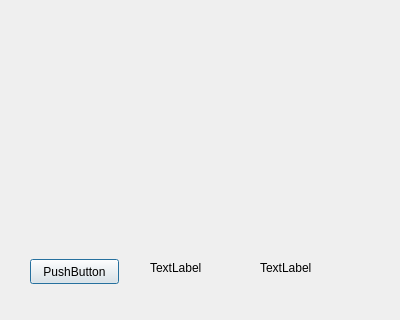
wojtek726/challange, file Analog_Clock_41_Qt/Analog_Clock/dialog.ui: the form before one commit; both pictures show x 0 to 400 and y 251 to 571 of the 400 by 571 pixel window.
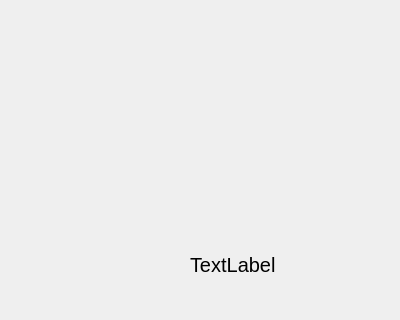
The form after the commit.

```diff
--- a/Analog_Clock_41_Qt/Analog_Clock/dialog.ui
+++ b/Analog_Clock_41_Qt/Analog_Clock/dialog.ui
@@ -13,41 +13,20 @@
   <property name="windowTitle">
    <string>Analog Clock</string>
   </property>
-  <widget class="QPushButton" name="pushButton">
-   <property name="geometry">
-    <rect>
-     <x>30</x>
-     <y>510</y>
-     <width>89</width>
-     <height>25</height>
-    </rect>
-   </property>
-   <property name="text">
-    <string>PushButton</string>
-   </property>
-  </widget>
-  <widget class="QLabel" name="label">
-   <property name="geometry">
-    <rect>
-     <x>150</x>
-     <y>510</y>
-     <width>67</width>
-     <height>17</height>
-    </rect>
-   </property>
-   <property name="text">
-    <string>TextLabel</string>
-   </property>
-  </widget>
   <widget class="QLabel" name="label_2">
    <property name="geometry">
     <rect>
-     <x>260</x>
-     <y>510</y>
-     <width>67</width>
-     <height>17</height>
+     <x>190</x>
+     <y>500</y>
+     <width>101</width>
+     <height>31</height>
     </rect>
    </property>
+   <property name="font">
+    <font>
+     <pointsize>15</pointsize>
+    </font>
+   </property>
    <property name="text">
     <string>TextLabel</string>
    </property>
```
